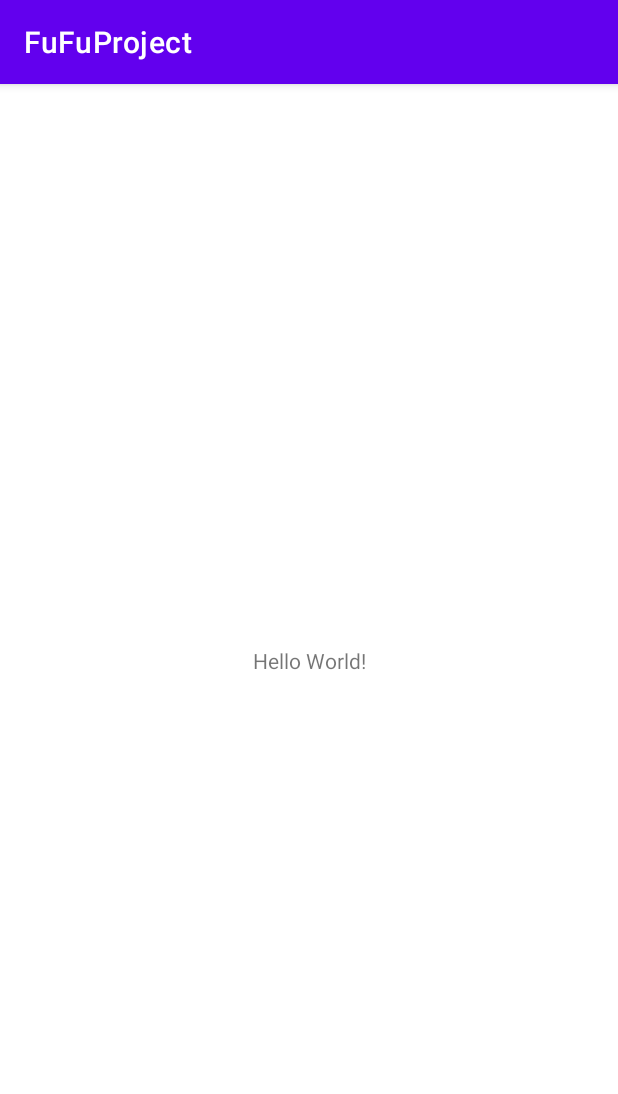
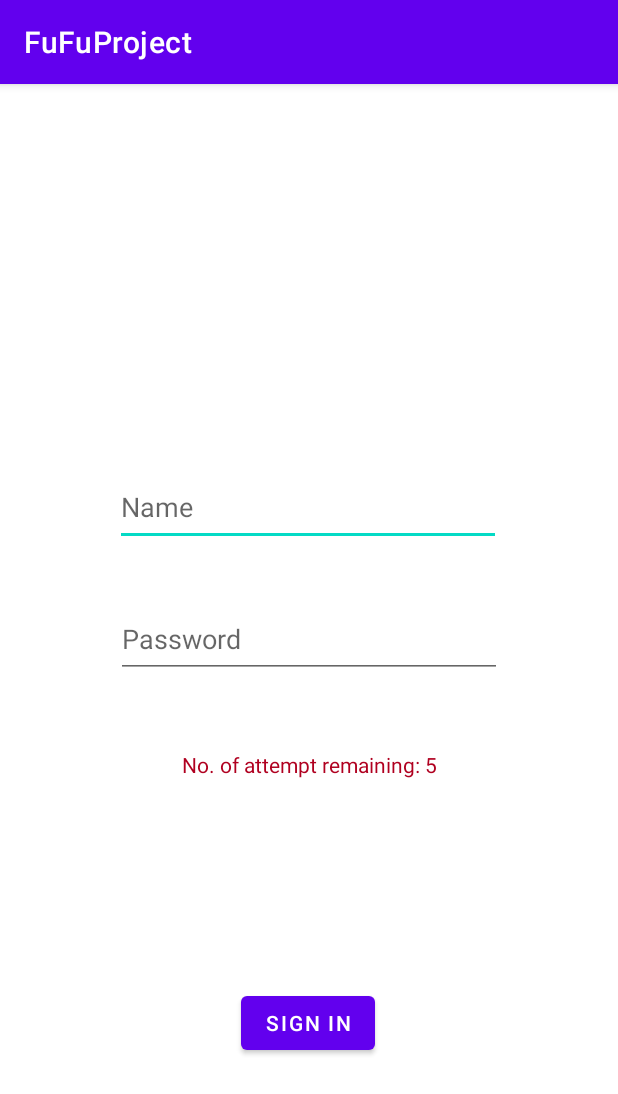
Before and after one commit to JiEun2001/FUFUPetFeeder, an Android app: the screen it shows after launch (MainActivity), on a phone screen of 412 x 824 dp. Shown: the top 1094 px of the screen. Run offline under Robolectric (Android 15) with nearby library versions, the phone set to English and light mode, and no system bars.

Commit message:
Login page function

```diff
--- a/FuFuProject/app/src/main/AndroidManifest.xml
+++ b/FuFuProject/app/src/main/AndroidManifest.xml
@@ -9,6 +9,9 @@
         android:roundIcon="@mipmap/ic_launcher_round"
         android:supportsRtl="true"
         android:theme="@style/Theme.FuFuProject">
+        <activity
+            android:name=".SecondActivity"
+            android:exported="true" />
         <activity
             android:name=".SplashScreen"
             android:exported="true" />
--- a/FuFuProject/app/src/main/java/com/example/fufuproject/MainActivity.java
+++ b/FuFuProject/app/src/main/java/com/example/fufuproject/MainActivity.java
@@ -2,13 +2,61 @@ package com.example.fufuproject;
 
 import androidx.appcompat.app.AppCompatActivity;
 
+import android.content.Intent;
 import android.os.Bundle;
+import android.view.View;
+import android.widget.Button;
+import android.widget.EditText;
+import android.widget.TextView;
 
 public class MainActivity extends AppCompatActivity {
+
+    private EditText Name;
+    private EditText Password;
+    private TextView Attempt;
+    private Button Login;
+    private int counter=5;
 
     @Override
     protected void onCreate(Bundle savedInstanceState) {
         super.onCreate(savedInstanceState);
         setContentView(R.layout.activity_main);
+
+        Name = (EditText) findViewById(R.id.editTextName);
+        Password = (EditText) findViewById(R.id.editTextPassword);
+        Attempt = (TextView) findViewById(R.id.textViewAttempt);
+        Login = (Button) findViewById(R.id.ButtonLogin);
+
+        Attempt.setText("No. of attempt remaining: 5");
+
+        Login.setOnClickListener(new View.OnClickListener() {
+            @Override
+            public void onClick(View view) {
+                validate(Name.getText().toString(), Password.getText().toString());
+            }
+        });
+
+
     }
+
+    private void validate(String UserName, String UserPassword){
+        if((UserName.equals("admin")) && (UserPassword.equals("jasonhensem123"))){
+            Intent intent = new Intent (MainActivity.this, SecondActivity.class);
+            startActivity(intent);
+
+        }else{
+            counter--;
+
+            Attempt.setText("No. of attempt remaining: " + String.valueOf(counter));
+
+
+            if(counter == 0){
+                Login.setEnabled(false);
+
+
+            }
+        }
+
+    }
+
 }
--- a/FuFuProject/app/src/main/res/layout/activity_main.xml
+++ b/FuFuProject/app/src/main/res/layout/activity_main.xml
@@ -6,13 +6,56 @@
     android:layout_height="match_parent"
     tools:context=".MainActivity">
 
-    <TextView
+    <EditText
+        android:id="@+id/editTextName"
+        android:layout_width="257dp"
+        android:layout_height="51dp"
+        android:ems="10"
+        android:hint="Name"
+        android:inputType="textPersonName"
+        app:layout_constraintBottom_toBottomOf="parent"
+        app:layout_constraintEnd_toEndOf="parent"
+        app:layout_constraintHorizontal_bias="0.497"
+        app:layout_constraintStart_toStartOf="parent"
+        app:layout_constraintTop_toTopOf="parent"
+        app:layout_constraintVertical_bias="0.358" />
+
+    <EditText
+        android:id="@+id/editTextPassword"
+        android:layout_width="257dp"
+        android:layout_height="51dp"
+        android:ems="10"
+        android:hint="Password"
+        android:inputType="textPassword"
+        app:layout_constraintBottom_toBottomOf="parent"
+        app:layout_constraintEnd_toEndOf="parent"
+        app:layout_constraintStart_toStartOf="parent"
+        app:layout_constraintTop_toBottomOf="@+id/editTextName"
+        app:layout_constraintVertical_bias="0.09" />
+
+    <Button
+        android:id="@+id/ButtonLogin"
         android:layout_width="wrap_content"
         android:layout_height="wrap_content"
-        android:text="Hello World!"
+        android:text="Sign In"
         app:layout_constraintBottom_toBottomOf="parent"
-        app:layout_constraintLeft_toLeftOf="parent"
-        app:layout_constraintRight_toRightOf="parent"
-        app:layout_constraintTop_toTopOf="parent" />
+        app:layout_constraintEnd_toEndOf="parent"
+        app:layout_constraintHorizontal_bias="0.498"
+        app:layout_constraintStart_toStartOf="parent"
+        app:layout_constraintTop_toBottomOf="@+id/editTextPassword"
+        app:layout_constraintVertical_bias="0.635" />
+
+    <TextView
+        android:id="@+id/textViewAttempt"
+        android:layout_width="wrap_content"
+        android:layout_height="wrap_content"
+        android:text="No. of incorrect attempt"
+        android:textColor="@color/design_default_color_error"
+        app:layout_constraintBottom_toTopOf="@+id/ButtonLogin"
+        app:layout_constraintEnd_toEndOf="parent"
+        app:layout_constraintHorizontal_bias="0.501"
+        app:layout_constraintStart_toStartOf="parent"
+        app:layout_constraintTop_toBottomOf="@+id/editTextPassword"
+        app:layout_constraintVertical_bias="0.258" />
 
 </androidx.constraintlayout.widget.ConstraintLayout>
```
Also changed, not shown: FuFuProject/app/src/main/java/com/example/fufuproject/SecondActivity.java (added, +14 -0 lines), FuFuProject/app/src/main/res/layout/activity_second.xml (added, +18 -0 lines).
